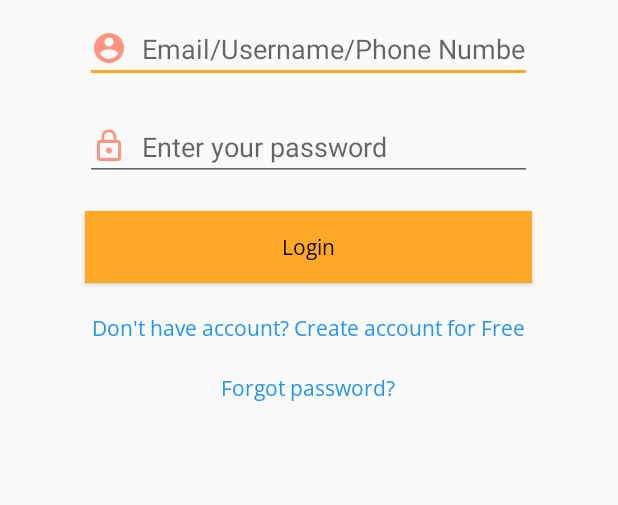
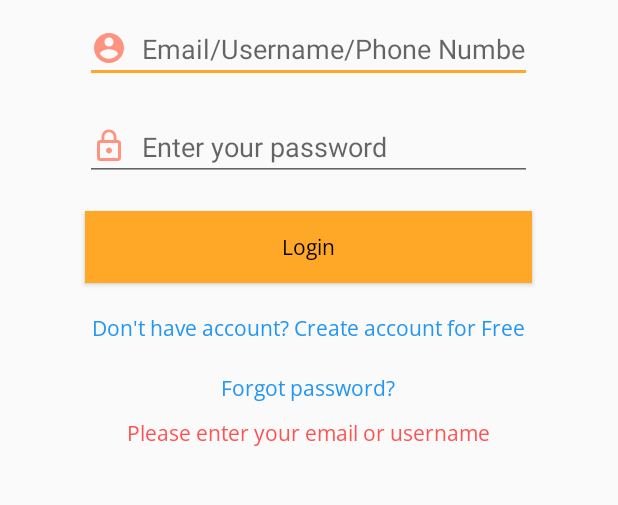
Before and after one commit to kenchoong/UpUpHere-Android, an Android app: the screen it shows after launch (MainActivity), after a tap on "Login", on a phone screen of 412 x 824 dp, the part 249-754 px from its top. Run offline under Robolectric (Android 15) with nearby library versions, the phone set to English and light mode, and no system bars; our stand-ins replace Room's generated code, Volley, data binding, navigation-ui; 1 statement that could not run was skipped.

Commit message:
Login Fragment progressBar - Show progressBar when user is logging in. - check for identity and password is blank,before make API call - Provide a feedback whether why Login is failed,and also if identity   and password is blank,then tell them as well.

```diff
--- a/app/src/main/java/upuphere/com/upuphere/ui/user/LoginFragment.java
+++ b/app/src/main/java/upuphere/com/upuphere/ui/user/LoginFragment.java
@@ -11,6 +11,7 @@ import androidx.appcompat.app.AppCompatActivity;
 import androidx.databinding.DataBindingUtil;
 import androidx.fragment.app.Fragment;
 
+import android.text.TextUtils;
 import android.util.Log;
 import android.view.LayoutInflater;
 import android.view.View;
@@ -50,6 +51,7 @@ public class LoginFragment extends Fragment {
     LoginViewModel viewModel;
 
 
+    FragmentLoginBinding binding;
 
     @Override
     public View onCreateView(LayoutInflater inflater, ViewGroup container,
@@ -60,7 +62,7 @@ public class LoginFragment extends Fragment {
 
         prefManager = new PrefManager(getActivity());
 
-        FragmentLoginBinding binding = DataBindingUtil.inflate(inflater,R.layout.fragment_login,container,false);
+        binding = DataBindingUtil.inflate(inflater,R.layout.fragment_login,container,false);
         viewModel = ViewModelProviders.of(requireActivity()).get(LoginViewModel.class);
         View view = binding.getRoot();
 
@@ -77,6 +79,8 @@ public class LoginFragment extends Fragment {
             viewModel.authenticateState.setValue(LoginViewModel.AuthenticateState.AUTHENTICATED);
         }
 
+        initializeProgressBar();
+        observeLoginStatus();
 
         final NavController navController = Navigation.findNavController(view);
         viewModel.authenticateState.observe(getViewLifecycleOwner(), new Observer<LoginViewModel.AuthenticateState>() {
@@ -143,6 +147,38 @@ public class LoginFragment extends Fragment {
 
     }
 
+    private void observeLoginStatus() {
+        viewModel.status.observe(getViewLifecycleOwner(), new Observer<String>() {
+            @Override
+            public void onChanged(String status) {
+                if(!TextUtils.isEmpty(status)){
+                    binding.statusText.setVisibility(View.VISIBLE);
+                    binding.statusText.setText(status);
+                }else{
+                    binding.statusText.setVisibility(View.GONE);
+                }
+            }
+        });
+    }
+
+    private void initializeProgressBar() {
+        viewModel.isLoading.observe(getViewLifecycleOwner(), new Observer<Boolean>() {
+            @Override
+            public void onChanged(Boolean isLoading) {
+                if(isLoading){
+                    if(binding.statusText.getVisibility() == View.VISIBLE){
+                        binding.statusText.setVisibility(View.GONE);
+                    }
+
+                    binding.progressBar.setVisibility(View.VISIBLE);
+                }
+                else{
+                    binding.progressBar.setVisibility(View.GONE);
+                }
+            }
+        });
+
+    }
 
 
 }
--- a/app/src/main/java/upuphere/com/upuphere/viewmodel/LoginViewModel.java
+++ b/app/src/main/java/upuphere/com/upuphere/viewmodel/LoginViewModel.java
@@ -1,8 +1,10 @@
 package upuphere.com.upuphere.viewmodel;
 
 import android.app.Application;
+import android.text.TextUtils;
 import android.util.Log;
 import android.view.View;
+import android.widget.ProgressBar;
 
 import androidx.annotation.NonNull;
 import androidx.lifecycle.AndroidViewModel;
@@ -14,6 +16,7 @@ public class LoginViewModel extends AndroidViewModel{
 
     public String identityString;
     public String passwordString;
+    public ProgressBar progressBar;
 
     UserRepo userRepo = UserRepo.getInstance();
 
@@ -41,21 +44,49 @@ public class LoginViewModel extends AndroidViewModel{
         authenticateState.setValue(AuthenticateState.BACK_TO_LOGIN);
     }
 
+    public MutableLiveData<Boolean> getIsLoading() {
+        return isLoading;
+    }
+
+    public MutableLiveData<Boolean> isLoading = new MutableLiveData<>(false);
+    public MutableLiveData<String> status = new MutableLiveData<>();
+
+    private void setIsLoading(boolean isLoadingOrNot){
+        isLoading.setValue(isLoadingOrNot);
+    }
+
     public void onLoginButtonClick(View view){
+        setIsLoading(true);
+
+        if(TextUtils.isEmpty(identityString)){
+            setIsLoading(false);
+            status.setValue("Please enter your email or username");
+        }
+
+        else if(TextUtils.isEmpty(passwordString)){
+            setIsLoading(false);
+            status.setValue("Please enter your password");
+        }
+
+        else if(!TextUtils.isEmpty(identityString) && !TextUtils.isEmpty(passwordString)){
             Log.d("CLICK","Login");
             authenticateState.setValue(AuthenticateState.START_AUTHENTICATION);
             userRepo.loginUser(identityString, passwordString, new AuthListener() {
                 @Override
                 public void onSuccess() {
                     Log.d("Login","Success");
+                    setIsLoading(false);
                     authenticateState.setValue(AuthenticateState.AUTHENTICATED);
                 }
 
                 @Override
                 public void onFailure(String error) {
+                    setIsLoading(false);
+                    status.setValue("Invalid email,username or password.Please try again");
                     authenticateState.setValue(AuthenticateState.UNAUTHENTICATED);
                 }
             });
+        }
     }
 
     public void onRedirectTextClick(View view){
--- a/app/src/main/res/layout/fragment_login.xml
+++ b/app/src/main/res/layout/fragment_login.xml
@@ -95,6 +95,24 @@
                 android:textAlignment="center"
                 android:textColor="@color/redirect_color"
                 android:onClick="@{loginViewModel::onForgotPassword}"/>
+
+            <ProgressBar
+                android:id="@+id/progressBar"
+                style="?android:attr/progressBarStyle"
+                android:layout_width="match_parent"
+                android:layout_height="wrap_content"
+                android:layout_margin="10dp"
+                android:visibility="gone" />
+
+            <TextView
+                android:id="@+id/statusText"
+                android:layout_width="match_parent"
+                android:layout_height="wrap_content"
+                android:layout_marginTop="10dp"
+                android:fontFamily="@font/open_sans"
+                android:textAlignment="center"
+                android:textColor="@color/colorPrimaryDark"
+                android:visibility="gone" />
         </LinearLayout>
 
     </RelativeLayout>
```
Lines whose indentation alone changed are shown as unchanged.
